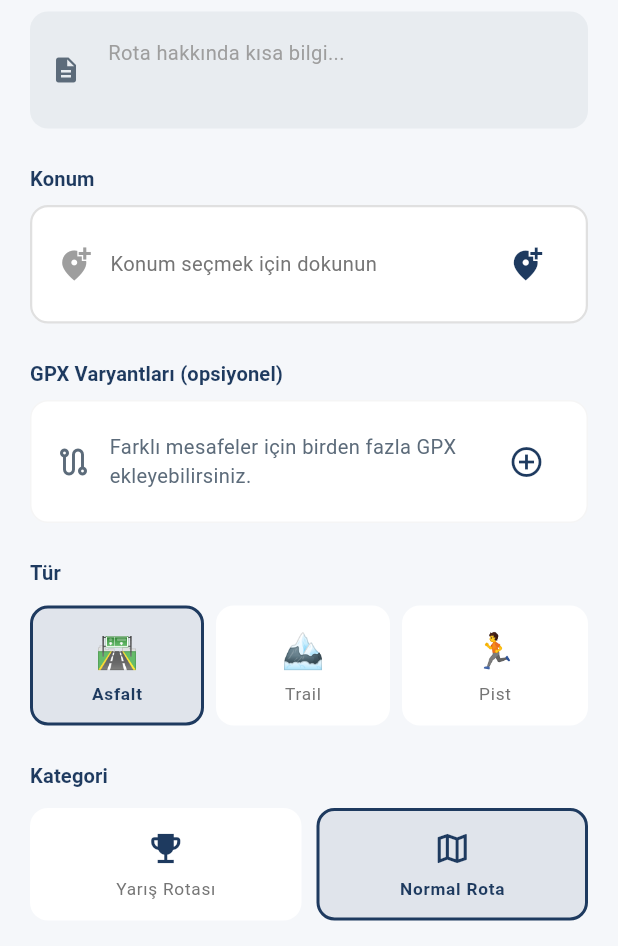
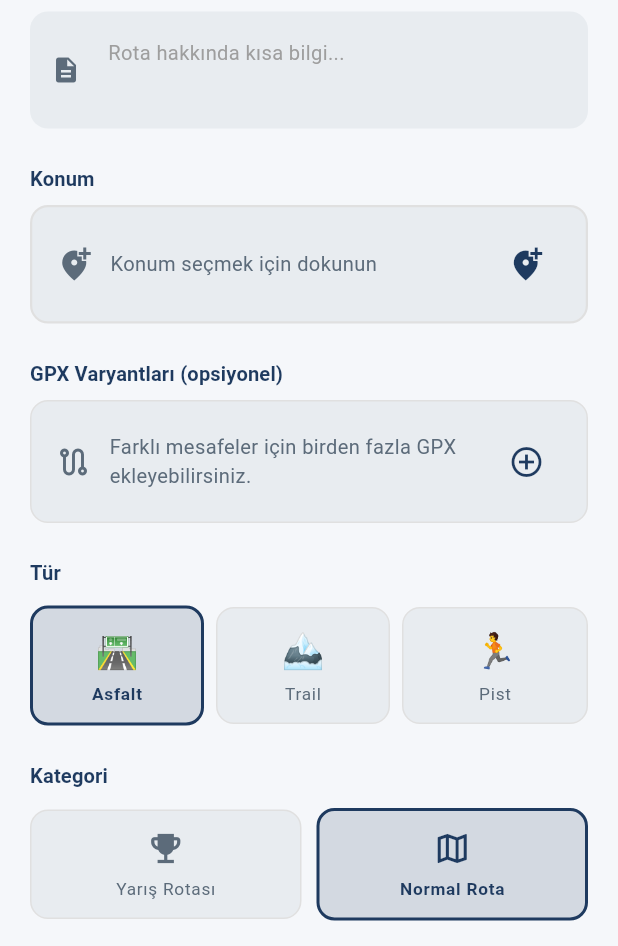
Before and after one commit to ahmetkrakaya/project_tcr, a Flutter app: the CreateRoutePage screen opened by its route, on a phone screen of 412 x 824 dp, the part 290-1236 px from its top. Run offline on Flutter 3.47's test engine with Material 3 defaults, Android fonts, the phone set to English and light mode, and no system bars; our stand-ins replace app_links, cached_network_image, connectivity_plus, dio, file_picker, firebase_core and 19 more; missing offline and left inert: app_badge_plus, fit_tool, flutter_inappwebview, flutter_web_auth_2, gpx, quick_actions; accounts and stored records are empty; network calls fail.

Commit message:
antrenman düzeltme

```diff
--- a/lib/features/routes/presentation/pages/create_route_page.dart
+++ b/lib/features/routes/presentation/pages/create_route_page.dart
@@ -16,7 +16,6 @@ import '../../domain/entities/route_entity.dart';
 import '../../data/datasources/route_remote_datasource.dart';
 import '../providers/route_provider.dart';
 import '../widgets/route_location_picker.dart';
-import '../../../../core/theme/theme_brightness_holder.dart';
 
 /// Rota Ekleme / Düzenleme Sayfası
 class CreateRoutePage extends ConsumerStatefulWidget {
@@ -257,12 +256,16 @@ class _CreateRoutePageState extends ConsumerState<CreateRoutePage> {
   }
 
   Widget _buildGpxPicker() {
+    final cs = Theme.of(context).colorScheme;
     return Column(
       crossAxisAlignment: CrossAxisAlignment.start,
       children: [
         Text(
           'GPX Varyantları (opsiyonel)',
-          style: AppTypography.labelLarge.copyWith(fontWeight: FontWeight.w600),
+          style: AppTypography.labelLarge.copyWith(
+            fontWeight: FontWeight.w600,
+            color: cs.onSurface,
+          ),
         ),
         const SizedBox(height: 8),
 
@@ -270,24 +273,26 @@ class _CreateRoutePageState extends ConsumerState<CreateRoutePage> {
           Container(
             padding: const EdgeInsets.all(16),
             decoration: BoxDecoration(
-              color: AppColors.neutral100,
+              color: cs.surfaceContainerHighest,
               borderRadius: BorderRadius.circular(12),
-              border: Border.all(color: AppColors.neutral200),
+              border: Border.all(color: cs.outlineVariant),
             ),
             child: Row(
               children: [
-                Icon(Icons.route_outlined, color: ThemeBrightnessHolder.onSurfaceVariant),
+                Icon(Icons.route_outlined, color: cs.onSurfaceVariant),
                 const SizedBox(width: 12),
                 Expanded(
                   child: Text(
                     'Farklı mesafeler için birden fazla GPX ekleyebilirsiniz.',
-                    style: AppTypography.bodyMedium.copyWith(color: ThemeBrightnessHolder.onSurfaceVariant),
+                    style: AppTypography.bodyMedium.copyWith(
+                      color: cs.onSurfaceVariant,
+                    ),
                   ),
                 ),
                 IconButton(
                   tooltip: 'Mesafe ekle',
                   icon: Icon(Icons.add_circle_outline),
-                  color: AppColors.primary,
+                  color: cs.primary,
                   onPressed: () {
                     setState(() {
                       final nextIndex = _gpxVariants.length + 1;
@@ -313,17 +318,17 @@ class _CreateRoutePageState extends ConsumerState<CreateRoutePage> {
                     padding: const EdgeInsets.all(12),
                     decoration: BoxDecoration(
                       color: v.isValid
-                          ? AppColors.success.withValues(alpha: 0.08)
+                          ? AppColors.success.withValues(alpha: 0.12)
                           : v.error != null
-                              ? AppColors.error.withValues(alpha: 0.08)
-                              : AppColors.neutral100,
+                              ? AppColors.error.withValues(alpha: 0.12)
+                              : cs.surfaceContainerHighest,
                       borderRadius: BorderRadius.circular(12),
                       border: Border.all(
                         color: v.isValid
                             ? AppColors.success
                             : v.error != null
                                 ? AppColors.error
-                                : AppColors.neutral300,
+                                : cs.outlineVariant,
                         width: 1.5,
                       ),
                     ),
@@ -342,7 +347,7 @@ class _CreateRoutePageState extends ConsumerState<CreateRoutePage> {
                                   ? AppColors.success
                                   : v.error != null
                                       ? AppColors.error
-                                      : AppColors.neutral500,
+                                      : cs.onSurfaceVariant,
                               size: 24,
                             ),
                             const SizedBox(width: 12),
@@ -361,7 +366,7 @@ class _CreateRoutePageState extends ConsumerState<CreateRoutePage> {
                             IconButton(
                               tooltip: 'Varyantı kaldır',
                               icon: Icon(Icons.delete_outline),
-                              color: ThemeBrightnessHolder.onSurfaceVariant,
+                              color: cs.onSurfaceVariant,
                               onPressed: () {
                                 setState(() {
                                   _gpxVariants.removeAt(i);
@@ -378,21 +383,23 @@ class _CreateRoutePageState extends ConsumerState<CreateRoutePage> {
                           child: Container(
                             padding: const EdgeInsets.symmetric(horizontal: 12, vertical: 10),
                             decoration: BoxDecoration(
-                              color: Colors.white,
+                              color: cs.surface,
                               borderRadius: BorderRadius.circular(10),
-                              border: Border.all(color: ThemeBrightnessHolder.outlineVariant),
+                              border: Border.all(color: cs.outlineVariant),
                             ),
                             child: Row(
                               mainAxisSize: MainAxisSize.min,
                               children: [
                                 Icon(
                                   hasFile ? Icons.edit_document : Icons.upload_file,
-                                  color: AppColors.primary,
+                                  color: cs.primary,
                                 ),
                                 const SizedBox(width: 8),
                                 Text(
                                   hasFile ? (v.fileName ?? 'GPX yüklendi') : 'GPX seçin',
-                                  style: AppTypography.bodyMedium.copyWith(color: ThemeBrightnessHolder.onSurface),
+                                  style: AppTypography.bodyMedium.copyWith(
+                                    color: cs.onSurface,
+                                  ),
                                   maxLines: 1,
                                   overflow: TextOverflow.ellipsis,
                                 ),
@@ -411,7 +418,9 @@ class _CreateRoutePageState extends ConsumerState<CreateRoutePage> {
                           const SizedBox(height: 8),
                           Text(
                             'İsteğe bağlı. Desteklenen format: .gpx',
-                            style: AppTypography.labelSmall.copyWith(color: ThemeBrightnessHolder.onSurfaceVariant),
+                            style: AppTypography.labelSmall.copyWith(
+                              color: cs.onSurfaceVariant,
+                            ),
                           ),
                         ],
                       ],
@@ -448,13 +457,17 @@ class _CreateRoutePageState extends ConsumerState<CreateRoutePage> {
   }
 
   Widget _buildLocationSection() {
+    final cs = Theme.of(context).colorScheme;
     final hasLocation = _locationLat != null && _locationLng != null;
     return Column(
       crossAxisAlignment: CrossAxisAlignment.start,
       children: [
         Text(
           'Konum',
-          style: AppTypography.labelLarge.copyWith(fontWeight: FontWeight.w600),
+          style: AppTypography.labelLarge.copyWith(
+            fontWeight: FontWeight.w600,
+            color: cs.onSurface,
+          ),
         ),
         const SizedBox(height: 8),
         Material(
@@ -466,11 +479,11 @@ class _CreateRoutePageState extends ConsumerState<CreateRoutePage> {
               padding: const EdgeInsets.symmetric(horizontal: 16, vertical: 14),
               decoration: BoxDecoration(
                 color: hasLocation
-                    ? AppColors.success.withValues(alpha: 0.08)
-                    : AppColors.neutral100,
+                    ? AppColors.success.withValues(alpha: 0.12)
+                    : cs.surfaceContainerHighest,
                 borderRadius: BorderRadius.circular(12),
                 border: Border.all(
-                  color: hasLocation ? AppColors.success : AppColors.neutral300,
+                  color: hasLocation ? AppColors.success : cs.outlineVariant,
                   width: 1.5,
                 ),
               ),
@@ -478,7 +491,7 @@ class _CreateRoutePageState extends ConsumerState<CreateRoutePage> {
                 children: [
                   Icon(
                     hasLocation ? Icons.location_on : Icons.add_location_alt,
-                    color: hasLocation ? AppColors.success : AppColors.neutral500,
+                    color: hasLocation ? AppColors.success : cs.onSurfaceVariant,
                     size: 24,
                   ),
                   const SizedBox(width: 12),
@@ -488,7 +501,7 @@ class _CreateRoutePageState extends ConsumerState<CreateRoutePage> {
                           ? '${_locationLat!.toStringAsFixed(5)}, ${_locationLng!.toStringAsFixed(5)}'
                           : 'Konum seçmek için dokunun',
                       style: AppTypography.bodyMedium.copyWith(
-                        color: hasLocation ? AppColors.success : AppColors.neutral600,
+                        color: hasLocation ? AppColors.success : cs.onSurfaceVariant,
                         fontFamily: hasLocation ? 'monospace' : null,
                       ),
                     ),
@@ -500,20 +513,20 @@ class _CreateRoutePageState extends ConsumerState<CreateRoutePage> {
                         IconButton(
                           tooltip: 'Konum Seç',
                           icon: Icon(Icons.add_location_alt),
-                          color: AppColors.primary,
+                          color: cs.primary,
                           onPressed: _showLocationPickerSheet,
                         ),
                       if (hasLocation) ...[
                         IconButton(
                           tooltip: 'Değiştir',
                           icon: Icon(Icons.edit_location_alt),
-                          color: AppColors.primary,
+                          color: cs.primary,
                           onPressed: _showLocationPickerSheet,
                         ),
                         IconButton(
                           tooltip: 'Kaldır',
                           icon: Icon(Icons.clear),
-                          color: ThemeBrightnessHolder.onSurfaceVariant,
+                          color: cs.onSurfaceVariant,
                           onPressed: () {
                             setState(() {
                               _locationLat = null;
@@ -552,12 +565,16 @@ class _CreateRoutePageState extends ConsumerState<CreateRoutePage> {
   }
 
   Widget _buildTerrainTypeSelector() {
+    final cs = Theme.of(context).colorScheme;
     return Column(
       crossAxisAlignment: CrossAxisAlignment.start,
       children: [
         Text(
           'Tür',
-          style: AppTypography.labelLarge.copyWith(fontWeight: FontWeight.w600),
+          style: AppTypography.labelLarge.copyWith(
+            fontWeight: FontWeight.w600,
+            color: cs.onSurface,
+          ),
         ),
         const SizedBox(height: 12),
         Row(
@@ -573,12 +590,12 @@ class _CreateRoutePageState extends ConsumerState<CreateRoutePage> {
                   padding: const EdgeInsets.symmetric(vertical: 12),
                   decoration: BoxDecoration(
                     color: isSelected
-                        ? AppColors.primary.withValues(alpha: 0.1)
-                        : AppColors.neutral100,
+                        ? cs.primary.withValues(alpha: 0.16)
+                        : cs.surfaceContainerHighest,
                     borderRadius: BorderRadius.circular(12),
                     border: Border.all(
-                      color: isSelected ? AppColors.primary : Colors.transparent,
-                      width: 2,
+                      color: isSelected ? cs.primary : cs.outlineVariant,
+                      width: isSelected ? 2 : 1,
                     ),
                   ),
                   child: Column(
@@ -591,9 +608,7 @@ class _CreateRoutePageState extends ConsumerState<CreateRoutePage> {
                       Text(
                         terrain.displayName,
                         style: AppTypography.labelMedium.copyWith(
-                          color: isSelected
-                              ? AppColors.primary
-                              : AppColors.neutral600,
+                          color: isSelected ? cs.primary : cs.onSurfaceVariant,
                           fontWeight:
                               isSelected ? FontWeight.bold : FontWeight.normal,
                         ),
@@ -610,12 +625,16 @@ class _CreateRoutePageState extends ConsumerState<CreateRoutePage> {
   }
 
   Widget _buildRouteCategorySelector() {
+    final cs = Theme.of(context).colorScheme;
     return Column(
       crossAxisAlignment: CrossAxisAlignment.start,
       children: [
         Text(
           'Kategori',
-          style: AppTypography.labelLarge.copyWith(fontWeight: FontWeight.w600),
+          style: AppTypography.labelLarge.copyWith(
+            fontWeight: FontWeight.w600,
+            color: cs.onSurface,
+          ),
         ),
         const SizedBox(height: 12),
         Row(
@@ -627,22 +646,26 @@ class _CreateRoutePageState extends ConsumerState<CreateRoutePage> {
                   padding: const EdgeInsets.symmetric(vertical: 12),
                   decoration: BoxDecoration(
                     color: _isRace
-                        ? AppColors.primary.withValues(alpha: 0.1)
-                        : AppColors.neutral100,
+                        ? cs.primary.withValues(alpha: 0.16)
+                        : cs.surfaceContainerHighest,
                     borderRadius: BorderRadius.circular(12),
                     border: Border.all(
-                      color: _isRace ? AppColors.primary : Colors.transparent,
-                      width: 2,
+                      color: _isRace ? cs.primary : cs.outlineVariant,
+                      width: _isRace ? 2 : 1,
                     ),
                   ),
                   child: Column(
                     children: [
-                      Icon(Icons.emoji_events, size: 26),
+                      Icon(
+                        Icons.emoji_events,
+                        size: 26,
+                        color: _isRace ? cs.primary : cs.onSurfaceVariant,
+                      ),
                       const SizedBox(height: 6),
                       Text(
                         'Yarış Rotası',
                         style: AppTypography.labelMedium.copyWith(
-                          color: _isRace ? AppColors.primary : AppColors.neutral600,
+                          color: _isRace ? cs.primary : cs.onSurfaceVariant,
                           fontWeight: _isRace ? FontWeight.bold : FontWeight.normal,
                         ),
                       ),
@@ -659,22 +682,26 @@ class _CreateRoutePageState extends ConsumerState<CreateRoutePage> {
                   padding: const EdgeInsets.symmetric(vertical: 12),
                   decoration: BoxDecoration(
                     color: !_isRace
-                        ? AppColors.primary.withValues(alpha: 0.1)
-                        : AppColors.neutral100,
+                        ? cs.primary.withValues(alpha: 0.16)
+                        : cs.surfaceContainerHighest,
                     borderRadius: BorderRadius.circular(12),
                     border: Border.all(
-                      color: !_isRace ? AppColors.primary : Colors.transparent,
-                      width: 2,
+                      color: !_isRace ? cs.primary : cs.outlineVariant,
+                      width: !_isRace ? 2 : 1,
                     ),
                   ),
                   child: Column(
                     children: [
-                      Icon(Icons.map_outlined, size: 26),
+                      Icon(
+                        Icons.map_outlined,
+                        size: 26,
+                        color: !_isRace ? cs.primary : cs.onSurfaceVariant,
+                      ),
                       const SizedBox(height: 6),
                       Text(
                         'Normal Rota',
                         style: AppTypography.labelMedium.copyWith(
-                          color: !_isRace ? AppColors.primary : AppColors.neutral600,
+                          color: !_isRace ? cs.primary : cs.onSurfaceVariant,
                           fontWeight: !_isRace ? FontWeight.bold : FontWeight.normal,
                         ),
                       ),
@@ -690,6 +717,7 @@ class _CreateRoutePageState extends ConsumerState<CreateRoutePage> {
   }
 
   Widget _buildDifficultySelector() {
+    final cs = Theme.of(context).colorScheme;
     return Column(
       crossAxisAlignment: CrossAxisAlignment.start,
       children: [
@@ -698,7 +726,10 @@ class _CreateRoutePageState extends ConsumerState<CreateRoutePage> {
           children: [
             Text(
               'Zorluk Seviyesi',
-              style: AppTypography.labelLarge.copyWith(fontWeight: FontWeight.w600),
+              style: AppTypography.labelLarge.copyWith(
+                fontWeight: FontWeight.w600,
+                color: cs.onSurface,
+              ),
             ),
             Container(
               padding: const EdgeInsets.symmetric(horizontal: 12, vertical: 4),
@@ -740,11 +771,11 @@ class _CreateRoutePageState extends ConsumerState<CreateRoutePage> {
           children: [
             Text(
               'Çok Kolay',
-              style: AppTypography.labelSmall.copyWith(color: ThemeBrightnessHolder.onSurfaceVariant),
+              style: AppTypography.labelSmall.copyWith(color: cs.onSurfaceVariant),
             ),
             Text(
               'Çok Zor',
-              style: AppTypography.labelSmall.copyWith(color: ThemeBrightnessHolder.onSurfaceVariant),
+              style: AppTypography.labelSmall.copyWith(color: cs.onSurfaceVariant),
             ),
           ],
         ),
@@ -949,6 +980,7 @@ class _LocationPickerSheetState extends State<_LocationPickerSheet> {
 
   @override
   Widget build(BuildContext context) {
+    final cs = Theme.of(context).colorScheme;
     return DraggableScrollableSheet(
       initialChildSize: 0.75,
       minChildSize: 0.5,
@@ -974,10 +1006,11 @@ class _LocationPickerSheetState extends State<_LocationPickerSheet> {
                         'Konum Seç',
                         style: AppTypography.titleMedium.copyWith(
                           fontWeight: FontWeight.bold,
+                          color: cs.onSurface,
                         ),
                       ),
                       IconButton(
-                        icon: Icon(Icons.close),
+                        icon: Icon(Icons.close, color: cs.onSurfaceVariant),
                         onPressed: () => Navigator.of(context).pop(),
                       ),
                     ],
@@ -988,7 +1021,7 @@ class _LocationPickerSheetState extends State<_LocationPickerSheet> {
                   child: Text(
                     'Haritada dokunarak veya arama yaparak konum seçin',
                     style: AppTypography.bodySmall.copyWith(
-                      color: ThemeBrightnessHolder.onSurfaceVariant,
+                      color: cs.onSurfaceVariant,
                     ),
                   ),
                 ),
--- a/pubspec.yaml
+++ b/pubspec.yaml
@@ -1,7 +1,7 @@
 name: project_tcr
 description: "TCR (Twenty City Runners) - Koşu Kulübü Mobil Uygulaması"
 publish_to: 'none'
-version: 1.2026.24+37
+version: 1.2026.26+39
 
 environment:
   sdk: ^3.9.0
@@ -62,7 +62,7 @@ dependencies:
 
   # Notifications
   flutter_local_notifications: ^18.0.1
-  flutter_app_badger: ^1.5.0
+  app_badge_plus: ^1.3.1
 
   # Network & Utils
   dio: ^5.7.0
```
Also changed, not shown: lib/core/notifications/app_icon_badge_service.dart (+4 -8 lines), lib/features/admin/presentation/pages/admin_reports_hub_page.dart (+14 -15 lines), lib/features/events/presentation/pages/event_detail_page.dart (+44 -26 lines), lib/features/events/presentation/widgets/admin_monthly_program_entry_card.dart (+41 -25 lines), lib/features/events/utils/coach_text_parser.dart (+20 -8 lines), lib/features/members_groups/presentation/pages/groups_page.dart (+15 -6 lines), lib/features/profile/presentation/pages/admin_app_versions_page.dart (+20 -23 lines), lib/features/routes/presentation/pages/route_detail_page.dart (+40 -24 lines), lib/features/routes/presentation/widgets/elevation_chart.dart (+16 -13 lines), lib/features/workout/data/models/workout_model.dart (+21 -14 lines), lib/shared/widgets/user_avatar.dart (+12 -9 lines), pubspec.lock, 6 other files.
